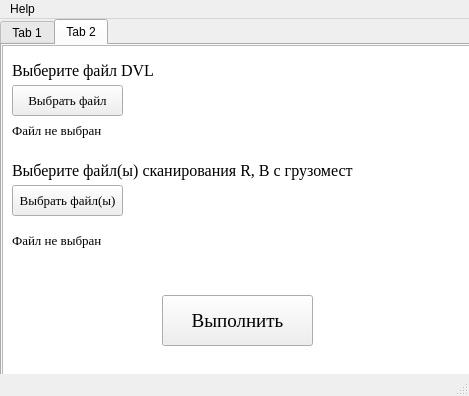
Old version of the form untitled.ui in the repository MikhailFrushkin/Storage-programs.
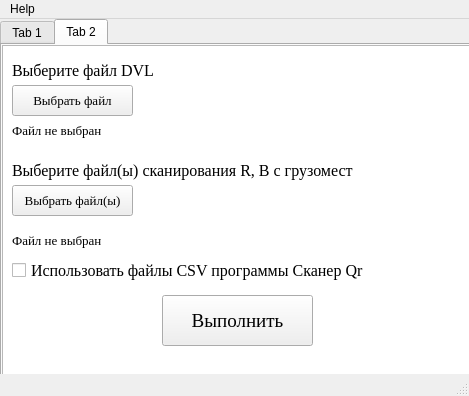
New version of the form. The open tabs and pages were chosen to show the change.

```diff
--- a/untitled.ui
+++ b/untitled.ui
@@ -24,7 +24,7 @@
      </rect>
     </property>
     <property name="currentIndex">
-     <number>0</number>
+     <number>1</number>
     </property>
     <widget class="QWidget" name="tab">
      <property name="cursor">
@@ -57,7 +57,7 @@
      <widget class="QLabel" name="label_3">
       <property name="geometry">
        <rect>
-        <x>130</x>
+        <x>140</x>
         <y>60</y>
         <width>221</width>
         <height>31</height>
@@ -86,7 +86,7 @@
        <rect>
         <x>10</x>
         <y>60</y>
-        <width>111</width>
+        <width>121</width>
         <height>31</height>
        </rect>
       </property>
@@ -134,7 +134,7 @@
      <widget class="QLabel" name="label_5">
       <property name="geometry">
        <rect>
-        <x>130</x>
+        <x>140</x>
         <y>150</y>
         <width>221</width>
         <height>31</height>
@@ -187,7 +187,7 @@
        <rect>
         <x>10</x>
         <y>150</y>
-        <width>111</width>
+        <width>121</width>
         <height>31</height>
        </rect>
       </property>
@@ -300,7 +300,7 @@
        <rect>
         <x>10</x>
         <y>40</y>
-        <width>111</width>
+        <width>121</width>
         <height>31</height>
        </rect>
       </property>
@@ -363,7 +363,7 @@
        <rect>
         <x>10</x>
         <y>140</y>
-        <width>111</width>
+        <width>121</width>
         <height>31</height>
        </rect>
       </property>
@@ -409,6 +409,30 @@
        </rect>
       </property>
      </widget>
+     <widget class="QCheckBox" name="checkBox_2">
+      <property name="geometry">
+       <rect>
+        <x>10</x>
+        <y>210</y>
+        <width>451</width>
+        <height>31</height>
+       </rect>
+      </property>
+      <property name="font">
+       <font>
+        <family>Times New Roman</family>
+        <pointsize>12</pointsize>
+        <weight>50</weight>
+        <italic>false</italic>
+        <bold>false</bold>
+        <underline>false</underline>
+        <strikeout>false</strikeout>
+       </font>
+      </property>
+      <property name="text">
+       <string>Использовать файлы CSV программы Сканер Qr</string>
+      </property>
+     </widget>
      <zorder>graphicsView_2</zorder>
      <zorder>pushButton_4</zorder>
      <zorder>label_4</zorder>
@@ -417,6 +441,7 @@
      <zorder>label_7</zorder>
      <zorder>pushButton_6</zorder>
      <zorder>label_8</zorder>
+     <zorder>checkBox_2</zorder>
     </widget>
    </widget>
   </widget>
```
